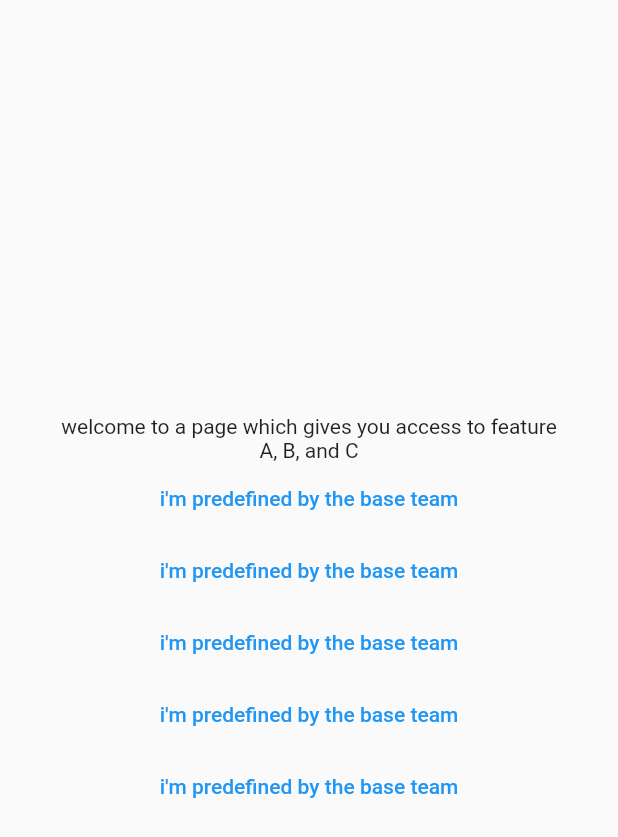
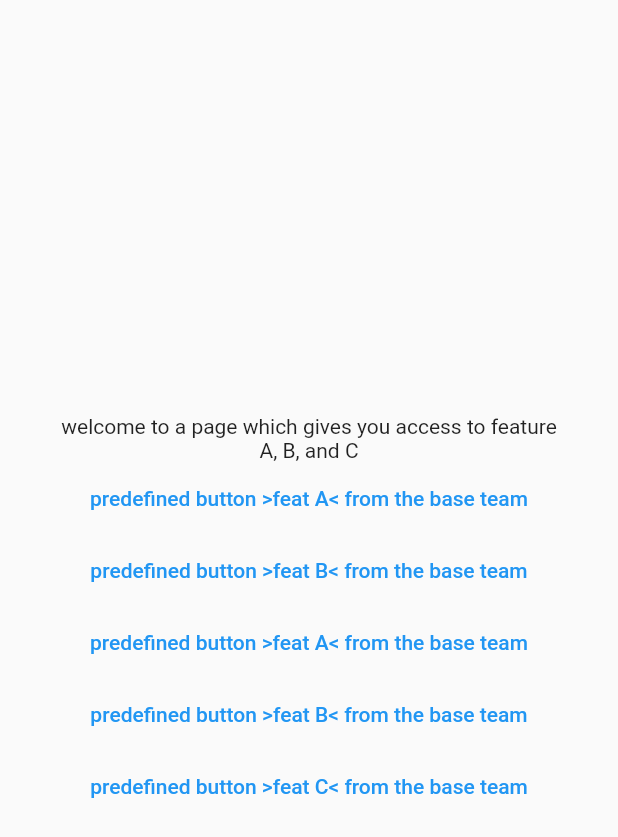
Before and after one commit to protofy/multiteam_monorepo, a Flutter app: the FeatureAbcMixPage screen opened directly, on a phone screen of 412 x 824 dp. Shown: the top 837 px of the screen. Run offline on Flutter 3.47's test engine with Material 2 defaults, Android fonts, the phone set to English and light mode, and no system bars.

Commit message:
add label to button

```diff
--- a/base/lib/main.dart
+++ b/base/lib/main.dart
@@ -8,6 +8,7 @@ void main() {
   runApp(
     WidgetDemoApp(
       widget: StandardButton(
+        label: 'base',
         onPressed: () {
           log('hello world!');
         },
--- a/base/lib/widgets/standard_button.dart
+++ b/base/lib/widgets/standard_button.dart
@@ -1,15 +1,20 @@
 import 'package:flutter/material.dart';
 
 class StandardButton extends StatelessWidget {
+  final String label;
   final VoidCallback? onPressed;
 
-  const StandardButton({super.key, this.onPressed});
+  const StandardButton({
+    super.key,
+    required this.label,
+    this.onPressed,
+  });
 
   @override
   Widget build(BuildContext context) {
     return TextButton(
       onPressed: onPressed,
-      child: const Text('i\'m predefined by the base team'),
+      child: Text('predefined button >$label< from the base team'),
     );
   }
 }
--- a/feature_a/lib/widgets/feature_a_button.dart
+++ b/feature_a/lib/widgets/feature_a_button.dart
@@ -9,6 +9,7 @@ class FeatureAButton extends StatelessWidget {
   @override
   Widget build(BuildContext context) {
     return StandardButton(
+      label: 'feat A',
       onPressed: () {
         log('you clicked a feature A button!');
       },
--- a/feature_b/lib/widgets/feature_b_button.dart
+++ b/feature_b/lib/widgets/feature_b_button.dart
@@ -9,6 +9,7 @@ class FeatureBButton extends StatelessWidget {
   @override
   Widget build(BuildContext context) {
     return StandardButton(
+      label: 'feat B',
       onPressed: () {
         log('you clicked a feature B button!');
       },
--- a/feature_c/lib/widgets/feature_c_button_column.dart
+++ b/feature_c/lib/widgets/feature_c_button_column.dart
@@ -16,6 +16,7 @@ class FeatureCButtonColumn extends StatelessWidget {
         const FeatureAButton(),
         const FeatureBButton(),
         StandardButton(
+          label: 'feat C',
           onPressed: () {
             log('you clicked a feature C button!');
           },
```
